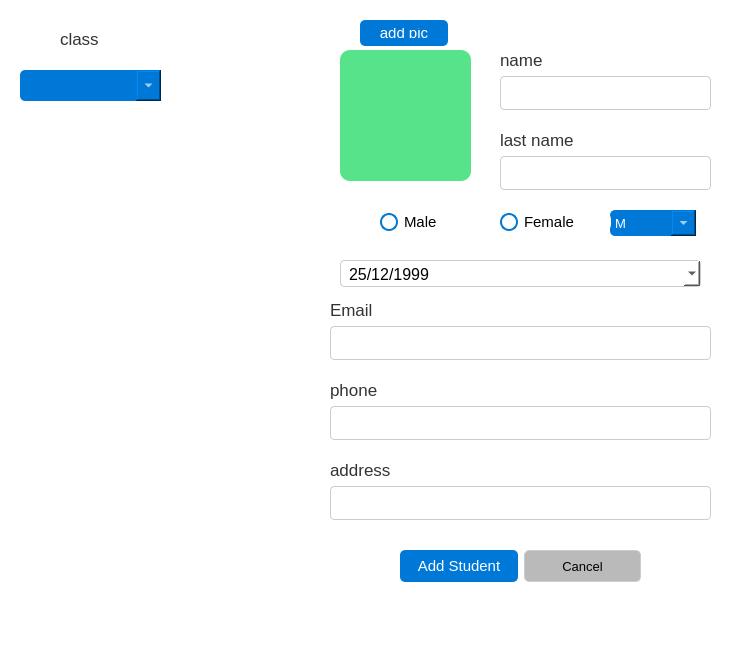
This is School_System/ui/AddStudentDialog.ui in KasperJack/School-Management-System as Qt 5 draws it before an edit. The edited form follows.
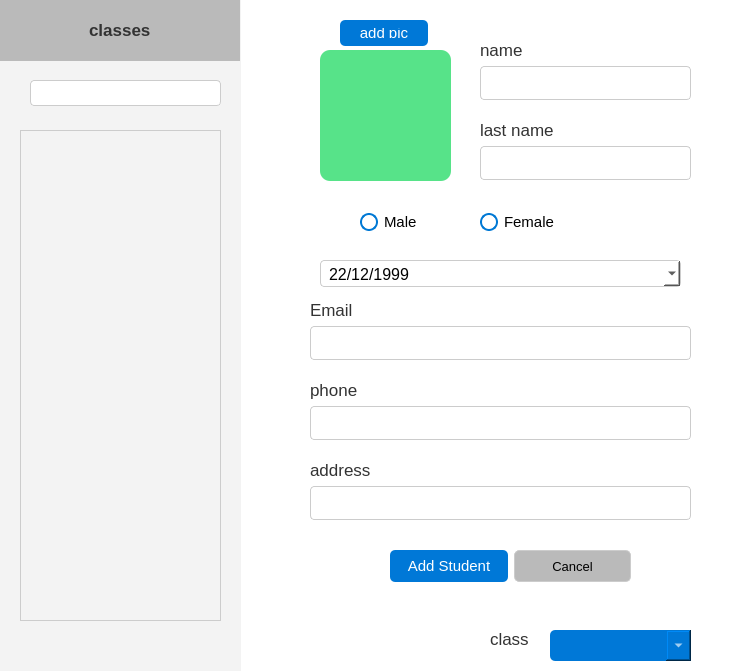
This is the edited form.

```diff
--- a/School_System/ui/AddStudentDialog.ui
+++ b/School_System/ui/AddStudentDialog.ui
@@ -91,7 +91,7 @@
   <widget class="QWidget" name="layoutWidget">
    <property name="geometry">
     <rect>
-     <x>330</x>
+     <x>310</x>
      <y>300</y>
      <width>381</width>
      <height>60</height>
@@ -119,7 +119,7 @@
   <widget class="QWidget" name="layoutWidget_2">
    <property name="geometry">
     <rect>
-     <x>330</x>
+     <x>310</x>
      <y>380</y>
      <width>381</width>
      <height>60</height>
@@ -147,8 +147,8 @@
   <widget class="QWidget" name="layoutWidget">
    <property name="geometry">
     <rect>
-     <x>500</x>
-     <y>50</y>
+     <x>480</x>
+     <y>40</y>
      <width>211</width>
      <height>60</height>
     </rect>
@@ -175,7 +175,7 @@
   <widget class="QWidget" name="layoutWidget">
    <property name="geometry">
     <rect>
-     <x>400</x>
+     <x>390</x>
      <y>550</y>
      <width>241</width>
      <height>32</height>
@@ -248,8 +248,8 @@
   <widget class="QWidget" name="layoutWidget_4">
    <property name="geometry">
     <rect>
-     <x>500</x>
-     <y>130</y>
+     <x>480</x>
+     <y>120</y>
      <width>211</width>
      <height>60</height>
     </rect>
@@ -276,8 +276,8 @@
   <widget class="QComboBox" name="classes_dropdown">
    <property name="geometry">
     <rect>
-     <x>20</x>
-     <y>70</y>
+     <x>550</x>
+     <y>630</y>
      <width>141</width>
      <height>31</height>
     </rect>
@@ -321,8 +321,8 @@
   <widget class="QLabel" name="label_7">
    <property name="geometry">
     <rect>
-     <x>60</x>
-     <y>30</y>
+     <x>490</x>
+     <y>630</y>
      <width>51</width>
      <height>18</height>
     </rect>
@@ -331,65 +331,10 @@
     <string>class</string>
    </property>
   </widget>
-  <widget class="QComboBox" name="comboBox">
-   <property name="geometry">
-    <rect>
-     <x>610</x>
-     <y>210</y>
-     <width>86</width>
-     <height>26</height>
-    </rect>
-   </property>
-   <property name="styleSheet">
-    <string notr="true">            QComboBox {
-                background-color: #0078d7;  /* Blue background */
-                color: white;              /* White text */
-                border: none;
-                border-radius: 5px;        /* Rounded corners */
-                font-size: 10pt;
-            }
-            QComboBox:hover {
-                background-color: #005a9e; /* Darker blue on hover */
-            }
- 
-
-
-            QComboBox QAbstractItemView {
-                background-color: #bababa; /* White background for drop-down menu */
-                color: black;              /* Black text in drop-down */
-
-            }
-
-
-
-            QComboBox::down-arrow {
-                width: 8px;
-                height: 8px;
-                margin: 0px;
-            }
-
-
-           QComboBox::drop-down {
-                width: 25px;
-
-            }
-</string>
-   </property>
-   <item>
-    <property name="text">
-     <string>M</string>
-    </property>
-   </item>
-   <item>
-    <property name="text">
-     <string>F</string>
-    </property>
-   </item>
-  </widget>
   <widget class="QDateEdit" name="birth_date">
    <property name="geometry">
     <rect>
-     <x>340</x>
+     <x>320</x>
      <y>260</y>
      <width>361</width>
      <height>27</height>
@@ -414,7 +359,7 @@
      <second>0</second>
      <year>1999</year>
      <month>12</month>
-     <day>25</day>
+     <day>22</day>
     </datetime>
    </property>
    <property name="displayFormat">
@@ -427,7 +372,7 @@
   <widget class="QWidget" name="layoutWidget_3">
    <property name="geometry">
     <rect>
-     <x>330</x>
+     <x>310</x>
      <y>460</y>
      <width>381</width>
      <height>60</height>
@@ -455,7 +400,7 @@
   <widget class="QPushButton" name="add_pic">
    <property name="geometry">
     <rect>
-     <x>360</x>
+     <x>340</x>
      <y>20</y>
      <width>88</width>
      <height>26</height>
@@ -468,7 +413,7 @@
   <widget class="QRadioButton" name="radioButton">
    <property name="geometry">
     <rect>
-     <x>380</x>
+     <x>360</x>
      <y>210</y>
      <width>111</width>
      <height>24</height>
@@ -524,7 +469,7 @@
   <widget class="QRadioButton" name="radioButton_2">
    <property name="geometry">
     <rect>
-     <x>500</x>
+     <x>480</x>
      <y>210</y>
      <width>111</width>
      <height>24</height>
@@ -580,7 +525,7 @@
   <widget class="QLabel" name="label">
    <property name="geometry">
     <rect>
-     <x>340</x>
+     <x>320</x>
      <y>50</y>
      <width>131</width>
      <height>131</height>
@@ -593,6 +538,160 @@
     <string/>
    </property>
   </widget>
+  <widget class="QWidget" name="widget" native="true">
+   <property name="geometry">
+    <rect>
+     <x>0</x>
+     <y>0</y>
+     <width>241</width>
+     <height>671</height>
+    </rect>
+   </property>
+   <property name="styleSheet">
+    <string notr="true">background-color: #f3f3f3;
+border-radius: 0px;</string>
+   </property>
+   <widget class="QWidget" name="widget_2" native="true">
+    <property name="geometry">
+     <rect>
+      <x>-1</x>
+      <y>0</y>
+      <width>241</width>
+      <height>61</height>
+     </rect>
+    </property>
+    <property name="styleSheet">
+     <string notr="true">background-color: #bababa;
+border-radius: 0px;</string>
+    </property>
+    <widget class="QLabel" name="label_8">
+     <property name="geometry">
+      <rect>
+       <x>90</x>
+       <y>20</y>
+       <width>61</width>
+       <height>20</height>
+      </rect>
+     </property>
+     <property name="font">
+      <font>
+       <family>Segoe UI</family>
+       <pointsize>13</pointsize>
+       <bold>true</bold>
+      </font>
+     </property>
+     <property name="text">
+      <string>classes</string>
+     </property>
+    </widget>
+   </widget>
+   <widget class="QLineEdit" name="lineEdit">
+    <property name="geometry">
+     <rect>
+      <x>30</x>
+      <y>80</y>
+      <width>191</width>
+      <height>26</height>
+     </rect>
+    </property>
+    <property name="styleSheet">
+     <string notr="true">/* Input Fields */
+QLineEdit {
+    background-color: white;
+    color: black;
+    border: 1px solid #cccccc;
+    border-radius: 4px;
+    padding: 6px;
+}
+QLineEdit:focus {
+    border: 1px solid #0078d7; /* Blue Border on Focus */
+    background-color: #ffffff;
+}</string>
+    </property>
+   </widget>
+   <widget class="QScrollArea" name="scrollArea_class">
+    <property name="geometry">
+     <rect>
+      <x>20</x>
+      <y>130</y>
+      <width>201</width>
+      <height>491</height>
+     </rect>
+    </property>
+    <property name="styleSheet">
+     <string notr="true">    QScrollArea {
+        border: 1px solid #cccccc;
+        background: #f9f9f9;
+        border-radius: 0px;
+    }
+
+    /* Scroll Bar */
+    QScrollBar:vertical {
+        border: none;
+        background: #e6e6e6;
+        width: 12px;
+        margin: 2px;
+        border-radius: 6px;
+    }
+    QScrollBar::handle:vertical {
+        background: #aaaaaa;
+        min-height: 20px;
+        border-radius: 6px;
+    }
+    QScrollBar::handle:vertical:hover {
+        background: #888888;
+    }
+    QScrollBar::sub-line:vertical,
+    QScrollBar::add-line:vertical {
+        background: none;
+        height: 0;
+    }
+
+    /* Items inside the Scroll Area */
+    QWidget {
+        font-size: 16px;
+        font-family: Arial, sans-serif;
+        color: #333333;
+        background: transparent;
+    }
+
+QRadioButton {
+    spacing: 10px;
+    padding: 5px;
+}
+
+QRadioButton::indicator {
+    width: 16px;
+    height: 16px;
+    border-radius: 8px; /* Makes the indicator round */
+}
+
+QRadioButton::indicator:checked {
+    background-color: #0078d4; /* Windows Blue */
+    border: 1px solid #0078d4;
+}
+
+QRadioButton::indicator:unchecked {
+    background-color: #f0f0f0; /* Light gray background */
+    border: 1px solid #cccccc; /* Light gray border */
+}
+</string>
+    </property>
+    <property name="widgetResizable">
+     <bool>true</bool>
+    </property>
+    <widget class="QWidget" name="scrollAreaWidgetContents">
+     <property name="geometry">
+      <rect>
+       <x>0</x>
+       <y>0</y>
+       <width>199</width>
+       <height>489</height>
+      </rect>
+     </property>
+    </widget>
+   </widget>
+  </widget>
  </widget>
  <resources/>
  <connections/>
```
Left out of the diff: 4 changed lines with no effect on the pictures.
